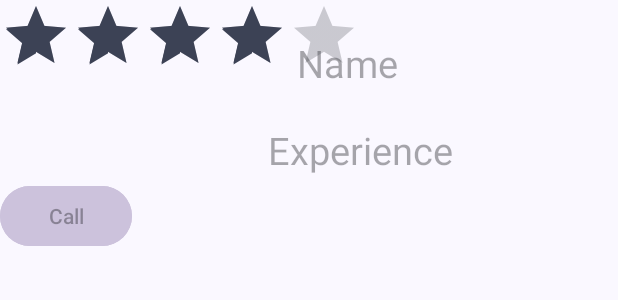
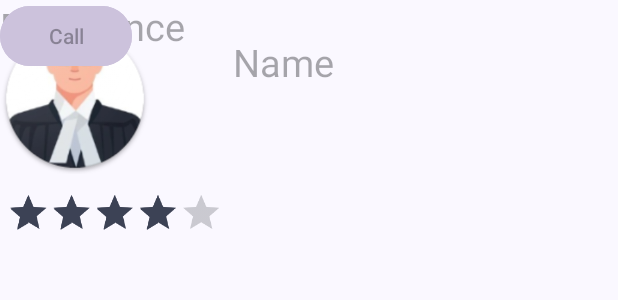
Before and after one commit to deepgr8/NyaySetu-app, an Android app: the layout advocate_detail_row.xml on its own in the app's theme, with its tools: preview values and no code run, on a phone screen of 412 x 824 dp. Shown: the top 300 px of the screen. Run offline under Robolectric (Android 15) with nearby library versions, the phone set to English and light mode, and no system bars.

Commit message:
fifth commit..

```diff
--- a/app/src/main/java/com/example/nyaysetu/MainActivity.java
+++ b/app/src/main/java/com/example/nyaysetu/MainActivity.java
@@ -53,7 +53,7 @@ public class MainActivity extends AppCompatActivity {
             greeting.setText("Good Morning");
         } else if (hours>=12 && hours<17) {
             greeting.setText("Good afternoon");
-        } else if (hours>=17 && hours <20) {
+        } else  {
             greeting.setText("Good evening");
         }
 
--- a/app/src/main/res/layout/advocate_detail_row.xml
+++ b/app/src/main/res/layout/advocate_detail_row.xml
@@ -3,35 +3,34 @@
     xmlns:app="http://schemas.android.com/apk/res-auto"
     xmlns:tools="http://schemas.android.com/tools"
     android:layout_width="match_parent"
-    android:layout_height="match_parent"
+    android:layout_height="wrap_content"
     android:orientation="vertical">
+
     <androidx.constraintlayout.widget.ConstraintLayout
         android:layout_width="match_parent"
-       android:layout_height="200dp">
+        android:layout_height="160dp">
 
         <com.google.android.material.imageview.ShapeableImageView
             android:id="@+id/advocate_img"
-           android:layout_width="120dp"
-           android:layout_height="120dp"
+            android:background="@drawable/advocate"
+            android:layout_width="100dp"
+            android:layout_height="100dp"
             android:layout_gravity="center"
-           android:layout_marginStart="16dp"
-           app:layout_constraintBottom_toBottomOf="parent"
-           app:layout_constraintStart_toStartOf="parent"
+            android:layout_marginTop="16dp"
             app:layout_constraintTop_toTopOf="parent"
-           app:layout_constraintVertical_bias="0.312" />
+            tools:layout_editor_absoluteX="27dp" />
 
         <com.google.android.material.textview.MaterialTextView
             android:id="@+id/nameOfAdvocate"
             android:layout_width="wrap_content"
             android:layout_height="wrap_content"
+            android:layout_marginTop="24dp"
             android:hint="Name"
             android:textSize="25dp"
-           app:layout_constraintBottom_toTopOf="@+id/experienceOfAdvocate"
             app:layout_constraintEnd_toEndOf="parent"
-           app:layout_constraintHorizontal_bias="0.575"
+            app:layout_constraintHorizontal_bias="0.45"
             app:layout_constraintStart_toStartOf="parent"
-           app:layout_constraintTop_toTopOf="parent"
-           app:layout_constraintVertical_bias="0.51" />
+            app:layout_constraintTop_toTopOf="parent" />
 
         <com.google.android.material.textview.MaterialTextView
             android:id="@+id/experienceOfAdvocate"
@@ -39,31 +38,32 @@
             android:layout_height="wrap_content"
             android:hint="Experience"
             android:textSize="25dp"
-           app:layout_constraintBottom_toBottomOf="parent"
-           app:layout_constraintEnd_toEndOf="parent"
-           app:layout_constraintHorizontal_bias="0.618"
-           app:layout_constraintStart_toStartOf="parent"
-           app:layout_constraintTop_toTopOf="parent" />
+            tools:layout_editor_absoluteX="155dp"
+            tools:layout_editor_absoluteY="73dp" />
 
         <com.google.android.material.button.MaterialButton
             android:id="@+id/callingButton"
             android:layout_width="wrap_content"
             android:layout_height="wrap_content"
-           android:layout_marginBottom="32dp"
             android:backgroundTint="@color/md_theme_dark_secondary"
             android:hint="Call"
-           app:layout_constraintBottom_toBottomOf="parent"
-           tools:layout_editor_absoluteX="198dp" />
+            tools:layout_editor_absoluteX="278dp"
+            tools:layout_editor_absoluteY="107dp" />
 
         <RatingBar
             android:id="@+id/ratingBar"
             android:layout_width="wrap_content"
             android:layout_height="wrap_content"
+            android:layout_marginEnd="216dp"
             android:numStars="5"
             android:rating="4"
+            android:scaleX=".6"
+            android:scaleY=".6"
             android:stepSize="0.5"
-           tools:layout_editor_absoluteX="7dp"
-           tools:layout_editor_absoluteY="151dp" />
+            app:layout_constraintBottom_toBottomOf="parent"
+            app:layout_constraintEnd_toEndOf="parent"
+            app:layout_constraintTop_toBottomOf="@+id/advocate_img"
+            app:layout_constraintVertical_bias="0.0" />
 
     </androidx.constraintlayout.widget.ConstraintLayout>
 
--- a/app/src/main/res/layout/fragment_advocate.xml
+++ b/app/src/main/res/layout/fragment_advocate.xml
@@ -10,6 +10,7 @@
 
 
     <androidx.recyclerview.widget.RecyclerView
+        tools:listitem="@layout/advocate_detail_row"
         android:id="@+id/recycle_one"
         android:layout_width="409dp"
         android:layout_height="0dp"
```
Lines whose indentation alone changed are shown as unchanged.
